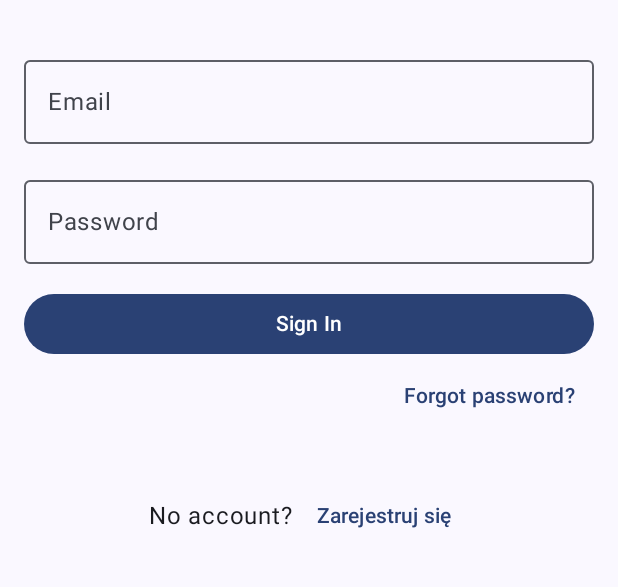
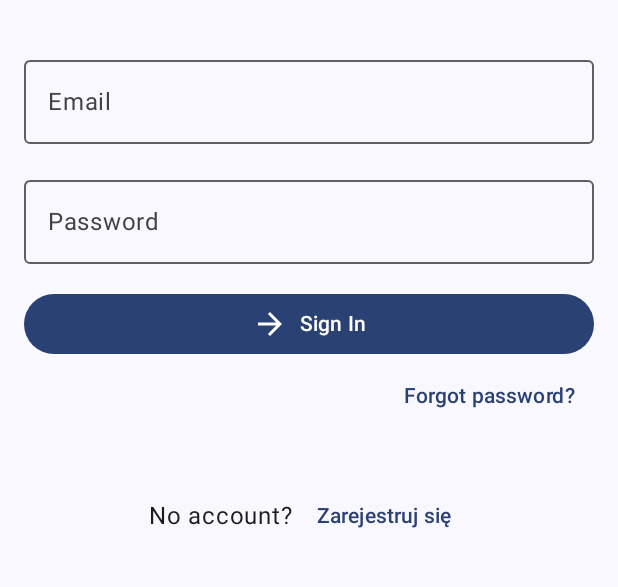
Before and after one commit to PrzemekTypa/TaskAssistant, an Android app built with Jetpack Compose: the screen it shows after launch (MainActivity), on a phone screen of 412 x 824 dp, the part 432-1019 px from its top. Run offline under Robolectric (Android 15) with nearby library versions, the phone set to English and light mode, and no system bars.

Commit message:
minor changes in ui

```diff
--- a/app/src/main/java/com/example/taskassistant/ui/login/LoginScreen.kt
+++ b/app/src/main/java/com/example/taskassistant/ui/login/LoginScreen.kt
@@ -31,6 +31,7 @@ import androidx.compose.ui.text.input.PasswordVisualTransformation
 import androidx.compose.ui.tooling.preview.Preview
 import androidx.compose.ui.unit.dp
 import com.example.taskassistant.ui.theme.TaskAssistantTheme
+import androidx.compose.material.icons.outlined.ArrowForward
 
 
 @Composable
@@ -87,6 +88,11 @@ fun LoginScreen(modifier: Modifier = Modifier) {
             onClick = { /* TODO */ },
             modifier = Modifier.fillMaxWidth()
         ) {
+            Icon(
+                imageVector = Icons.Outlined.ArrowForward,
+                contentDescription = "Sign In"
+            )
+            Spacer(modifier = Modifier.width(8.dp))
             Text("Sign In")
         }
 
```
